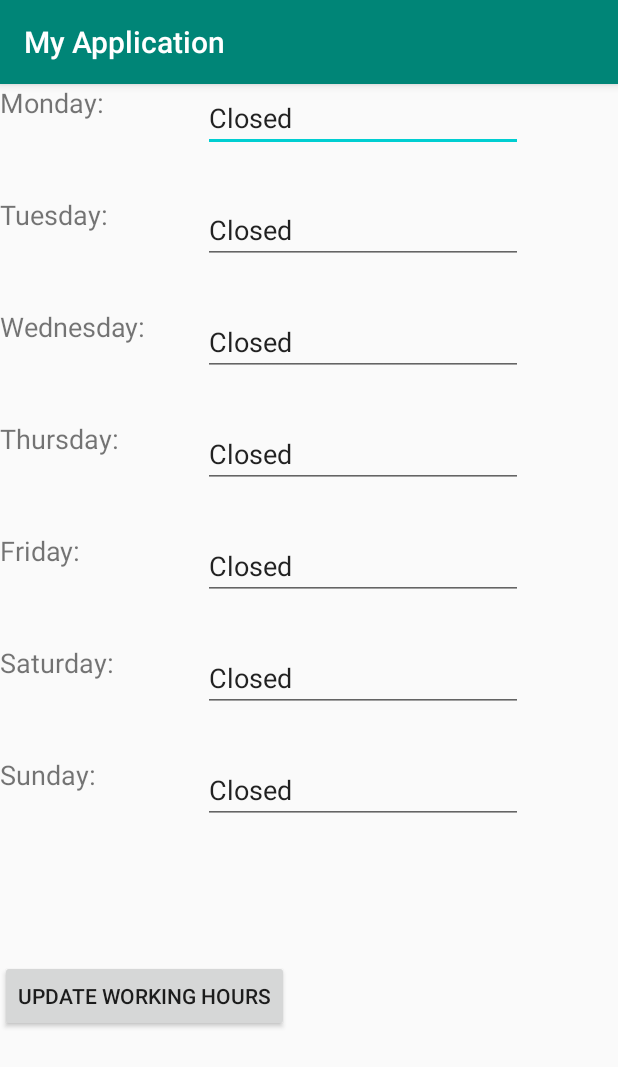
After one commit to skaus37/Skip_the_Waiting_Room, an Android app: the WorkingHours screen opened directly, with no data from a screen before it, on a phone screen of 412 x 824 dp. The commit adds this screen. Shown: the top 1067 px of the screen. Run offline under Robolectric (Android 15) with nearby library versions, the phone set to English and light mode, and no system bars.

Commit message:
working hrs

```diff
--- a/app/src/main/AndroidManifest.xml
+++ b/app/src/main/AndroidManifest.xml
@@ -9,7 +9,8 @@
         android:roundIcon="@mipmap/ic_launcher_round"
         android:supportsRtl="true"
         android:theme="@style/AppTheme">
-        <activity android:name=".ProfileActivity"></activity>
+        <activity android:name=".WorkingHours"></activity>
+        <activity android:name=".ProfileActivity" />
         <activity android:name=".EmployeeEditService" />
         <activity android:name=".EmployeeActivity" />
         <activity android:name=".UpdateService" />
--- a/app/src/main/java/com/example/myapplication/EmployeeActivity.java
+++ b/app/src/main/java/com/example/myapplication/EmployeeActivity.java
@@ -6,6 +6,7 @@ import androidx.appcompat.app.AppCompatActivity;
 import android.content.Intent;
 import android.os.Bundle;
 import android.view.View;
+import android.widget.Button;
 import android.widget.TextView;
 
 import com.google.android.gms.tasks.Task;
@@ -15,6 +16,9 @@ import com.google.firebase.firestore.DocumentSnapshot;
 import com.google.firebase.firestore.FirebaseFirestore;
 
 public class EmployeeActivity extends AppCompatActivity {
+
+
+
 
     @Override
     protected void onCreate(Bundle savedInstanceState) {
@@ -39,6 +43,16 @@ public class EmployeeActivity extends AppCompatActivity {
                 welcomeEmployee.setText("Welcome  " + firstName +  "You are a " + account);
             }
         });
+
+        Button updateWorkButton = (Button) findViewById(R.id.workHrs);
+        updateWorkButton.setOnClickListener((View v)->{
+            updateWork(v);
+        });
+    }
+
+    private void updateWork(View v) {
+        Intent i = new Intent(this, WorkingHours.class);
+        startActivity(i);
     }
 
 
--- /dev/null
+++ b/app/src/main/java/com/example/myapplication/WorkingHours.java
@@ -0,0 +1,14 @@
+package com.example.myapplication;
+
+import androidx.appcompat.app.AppCompatActivity;
+
+import android.os.Bundle;
+
+public class WorkingHours extends AppCompatActivity {
+
+    @Override
+    protected void onCreate(Bundle savedInstanceState) {
+        super.onCreate(savedInstanceState);
+        setContentView(R.layout.activity_working_hours);
+    }
+}
--- a/app/src/main/res/layout/activity_employee.xml
+++ b/app/src/main/res/layout/activity_employee.xml
@@ -42,4 +42,14 @@
         app:layout_constraintEnd_toEndOf="parent"
         app:layout_constraintTop_toTopOf="parent"
         app:layout_constraintVertical_bias="0.499" />
+
+    <Button
+        android:id="@+id/workHrs"
+        android:layout_width="wrap_content"
+        android:layout_height="wrap_content"
+        android:layout_marginTop="50dp"
+        android:text="update working hours"
+        app:layout_constraintLeft_toLeftOf="parent"
+        app:layout_constraintRight_toRightOf="parent"
+        app:layout_constraintTop_toBottomOf="@id/editService" />
 </androidx.constraintlayout.widget.ConstraintLayout>
--- /dev/null
+++ b/app/src/main/res/layout/activity_working_hours.xml
@@ -0,0 +1,154 @@
+<?xml version="1.0" encoding="utf-8"?>
+<androidx.constraintlayout.widget.ConstraintLayout xmlns:android="http://schemas.android.com/apk/res/android"
+    xmlns:app="http://schemas.android.com/apk/res-auto"
+    xmlns:tools="http://schemas.android.com/tools"
+    android:layout_width="match_parent"
+    android:layout_height="match_parent"
+    tools:context=".WorkingHours">
+
+    <TextView
+        android:id="@+id/mondayText"
+        android:layout_width="wrap_content"
+        android:layout_height="wrap_content"
+        android:text="Monday:"
+        android:textSize="18sp" />
+
+    <TextView
+        android:id="@+id/tuesdayText"
+        android:layout_width="wrap_content"
+        android:layout_height="wrap_content"
+        android:layout_marginTop="50dp"
+        android:text="Tuesday:"
+        android:textSize="18sp"
+        app:layout_constraintTop_toBottomOf="@id/mondayText" />
+
+    <TextView
+        android:id="@+id/wednesdayText"
+        android:layout_width="wrap_content"
+        android:layout_height="wrap_content"
+        android:layout_marginTop="50dp"
+        android:text="Wednesday:"
+        android:textSize="18sp"
+        app:layout_constraintTop_toBottomOf="@id/tuesdayText" />
+
+    <TextView
+        android:id="@+id/thursdayText"
+        android:layout_width="wrap_content"
+        android:layout_height="wrap_content"
+        android:layout_marginTop="50dp"
+        android:text="Thursday:"
+        android:textSize="18sp"
+        app:layout_constraintTop_toBottomOf="@id/wednesdayText" />
+
+    <TextView
+        android:id="@+id/fridayText"
+        android:layout_width="wrap_content"
+        android:layout_height="wrap_content"
+        android:layout_marginTop="50dp"
+        android:text="Friday:"
+        android:textSize="18sp"
+        app:layout_constraintTop_toBottomOf="@id/thursdayText" />
+
+    <TextView
+        android:id="@+id/saturdayText"
+        android:layout_width="wrap_content"
+        android:layout_height="wrap_content"
+        android:layout_marginTop="50dp"
+        android:text="Saturday:"
+        android:textSize="18sp"
+        app:layout_constraintTop_toBottomOf="@id/fridayText" />
+
+    <TextView
+        android:id="@+id/sundayText"
+        android:layout_width="wrap_content"
+        android:layout_height="wrap_content"
+        android:layout_marginTop="50dp"
+        android:text="Sunday:"
+        android:textSize="18sp"
+        app:layout_constraintTop_toBottomOf="@id/saturdayText" />
+
+    <EditText
+        android:id="@+id/editMon"
+        android:layout_width="wrap_content"
+        android:layout_height="wrap_content"
+        android:ems="10"
+        android:gravity="start|top"
+        android:inputType="textMultiLine"
+        android:text="Closed"
+        app:layout_constraintStart_toStartOf="@id/editTues" />
+
+    <EditText
+        android:id="@+id/editTues"
+        android:layout_width="wrap_content"
+        android:layout_height="wrap_content"
+        android:ems="10"
+        android:gravity="start|top"
+        android:inputType="textMultiLine"
+        android:text="Closed"
+        app:layout_constraintEnd_toEndOf="parent"
+        app:layout_constraintStart_toEndOf="@id/tuesdayText"
+        app:layout_constraintTop_toTopOf="@id/tuesdayText" />
+
+    <EditText
+        android:id="@+id/editWednes"
+        android:layout_width="wrap_content"
+        android:layout_height="wrap_content"
+        android:ems="10"
+        android:gravity="start|top"
+        android:inputType="textMultiLine"
+        android:text="Closed"
+        app:layout_constraintStart_toStartOf="@id/editTues"
+        app:layout_constraintTop_toTopOf="@id/wednesdayText" />
+
+    <EditText
+        android:id="@+id/editThurs"
+        android:layout_width="wrap_content"
+        android:layout_height="wrap_content"
+        android:ems="10"
+        android:gravity="start|top"
+        android:inputType="textMultiLine"
+        android:text="Closed"
+        app:layout_constraintStart_toStartOf="@id/editMon"
+        app:layout_constraintTop_toTopOf="@id/thursdayText" />
+
+    <EditText
+        android:id="@+id/editFri"
+        android:layout_width="wrap_content"
+        android:layout_height="wrap_content"
+        android:ems="10"
+        android:gravity="start|top"
+        android:inputType="textMultiLine"
+        android:text="Closed"
+        app:layout_constraintStart_toStartOf="@id/editMon"
+        app:layout_constraintTop_toTopOf="@id/fridayText" />
+
+    <EditText
+        android:id="@+id/editSat"
+        android:layout_width="wrap_content"
+        android:layout_height="wrap_content"
+        android:ems="10"
+        android:gravity="start|top"
+        android:inputType="textMultiLine"
+        android:text="Closed"
+        app:layout_constraintStart_toStartOf="@id/editMon"
+        app:layout_constraintTop_toTopOf="@id/saturdayText" />
+
+    <EditText
+        android:id="@+id/editSun"
+        android:layout_width="wrap_content"
+        android:layout_height="wrap_content"
+        android:ems="10"
+        android:gravity="start|top"
+        android:inputType="textMultiLine"
+        android:text="Closed"
+        app:layout_constraintStart_toStartOf="@id/editMon"
+        app:layout_constraintTop_toTopOf="@id/sundayText" />
+
+    <Button
+        android:id="@+id/updateWorkHrs"
+        android:layout_width="wrap_content"
+        android:layout_height="wrap_content"
+        android:text="update working hours"
+        app:layout_constraintBottom_toBottomOf="parent"
+        app:layout_constraintTop_toTopOf="@id/sundayText" />
+</androidx.constraintlayout.widget.ConstraintLayout>
```
